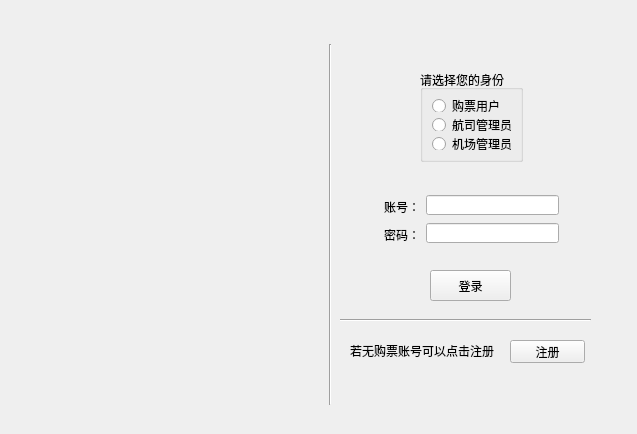
LFNL-scholar/PyQt-Game-Utility-Collection, file AAMS/UI/Login.ui: the form before one commit.
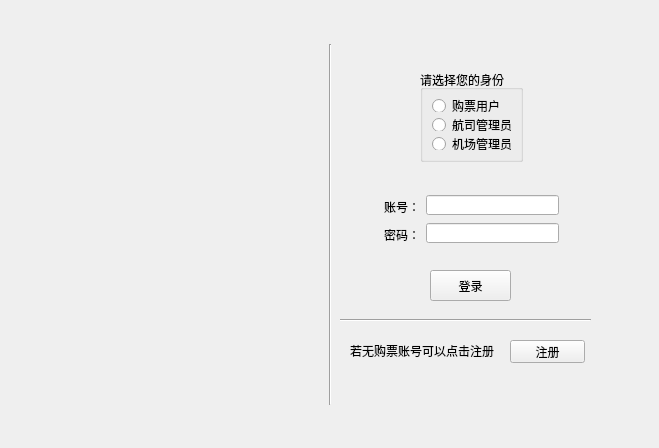
The form after the commit. Icons and pictures are not drawn.

The edit to the form file:
```diff
--- a/AAMS/UI/Login.ui
+++ b/AAMS/UI/Login.ui
@@ -6,10 +6,28 @@
    <rect>
     <x>0</x>
     <y>0</y>
-    <width>637</width>
-    <height>434</height>
+    <width>659</width>
+    <height>448</height>
    </rect>
   </property>
+  <property name="sizePolicy">
+   <sizepolicy hsizetype="Fixed" vsizetype="Fixed">
+    <horstretch>0</horstretch>
+    <verstretch>0</verstretch>
+   </sizepolicy>
+  </property>
+  <property name="minimumSize">
+   <size>
+    <width>659</width>
+    <height>448</height>
+   </size>
+  </property>
+  <property name="maximumSize">
+   <size>
+    <width>659</width>
+    <height>448</height>
+   </size>
+  </property>
   <property name="windowTitle">
    <string>航空联盟管理系统</string>
   </property>
```
Left out of the diff: 3 changed lines with no effect on the pictures.
